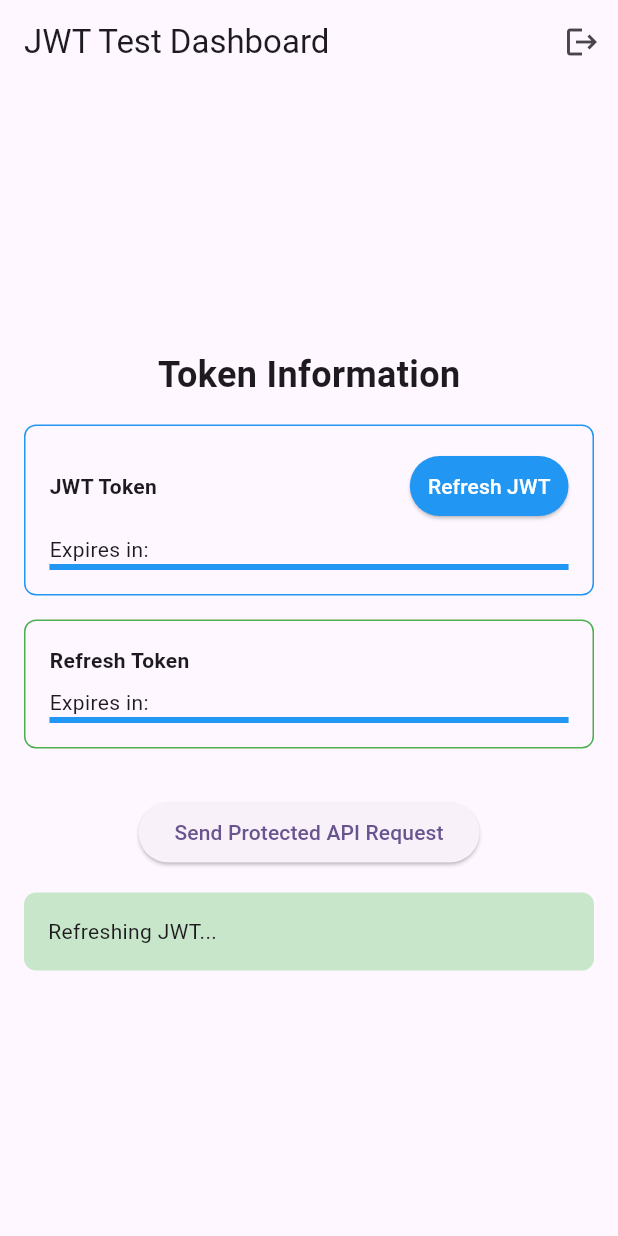
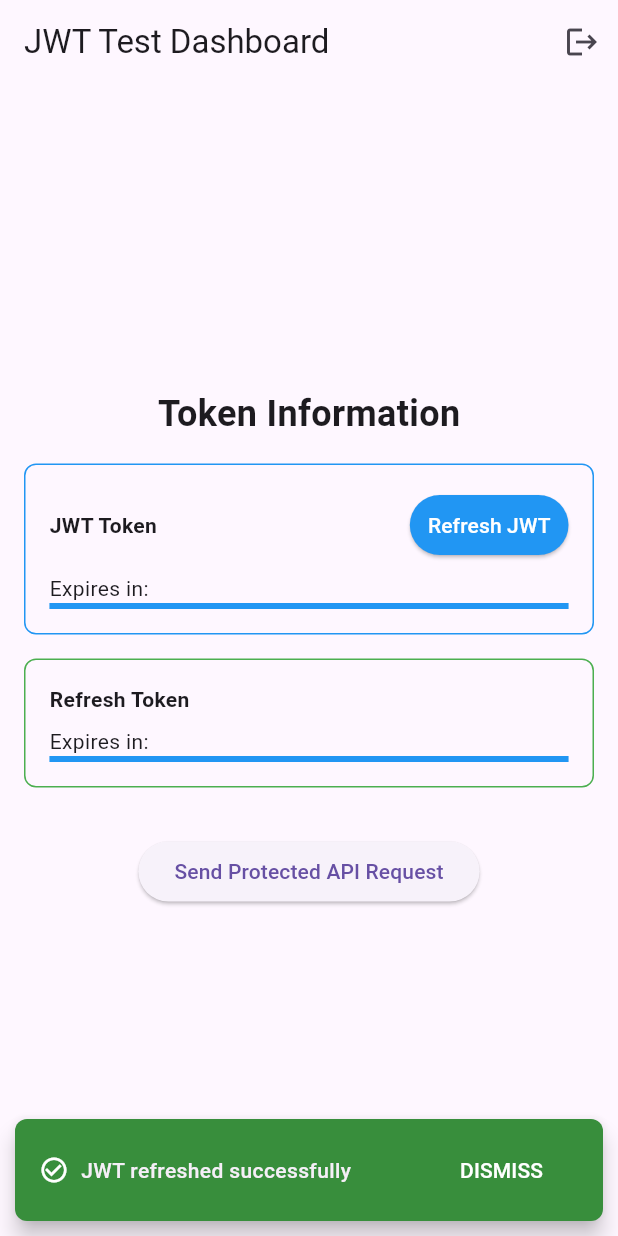
Before and after one commit to noctisbeta/dartstack_auth_template, a Flutter app: the DashboardView screen opened by its route, after a tap on "Refresh JWT", on a phone screen of 412 x 824 dp. Run offline on Flutter 3.47's test engine with Material 3 defaults, Android fonts, the phone set to English and light mode, and no system bars; our stand-ins replace dio, equatable, flutter_bloc, flutter_secure_storage, go_router, logger; accounts and stored records are empty; network calls fail; project files that could hold a hidden picture were left out.

Commit message:
snackbar updates and jwt refresh update

```diff
--- a/client/lib/authentication/controllers/auth_bloc.dart
+++ b/client/lib/authentication/controllers/auth_bloc.dart
@@ -27,6 +27,7 @@ class AuthBloc extends Bloc<AuthEvent, AuthState> {
           event,
           emit,
         ), // Add this handler
+        AuthEventRefreshToken() => await refreshToken(event, emit),
       },
     );
 
@@ -108,9 +109,21 @@ class AuthBloc extends Bloc<AuthEvent, AuthState> {
     }
   }
 
+  // Add this method to handle refreshing the token
+  Future<void> refreshToken(
+    AuthEventRefreshToken event,
+    Emitter<AuthState> emit,
+  ) async {
+    try {
+      await _authRepository.refreshJWToken();
+    } on Exception catch (e) {
+      LOG.e('Error refreshing token: $e');
+      add(const AuthEventTokenExpired());
+    }
+  }
+
   @override
   Future<void> close() {
-    // Clean up timer when bloc is closed
     _tokenMonitorTimer?.cancel();
     return super.close();
   }
--- a/client/lib/authentication/models/auth_event.dart
+++ b/client/lib/authentication/models/auth_event.dart
@@ -51,3 +51,12 @@ final class AuthEventTokenExpired extends AuthEvent {
   @override
   List<Object?> get props => [];
 }
+
+// Add this new event class
+@immutable
+final class AuthEventRefreshToken extends AuthEvent {
+  const AuthEventRefreshToken();
+
+  @override
+  List<Object?> get props => [];
+}
--- /dev/null
+++ b/client/lib/common/widgets/my_snackbar.dart
@@ -0,0 +1,168 @@
+import 'package:flutter/material.dart';
+
+/// Type of SnackBar to show
+enum SnackBarType {
+  /// Success message (green)
+  success,
+
+  /// Error message (red)
+  error,
+
+  /// Info message (blue)
+  info,
+
+  /// Warning message (amber)
+  warning,
+}
+
+/// Utility class for showing consistently styled SnackBars across the app
+class MySnackBar {
+  /// Private constructor to prevent instantiation
+  MySnackBar._();
+
+  /// Shows a snackbar with consistent styling
+  static void show({
+    required BuildContext context,
+    required String message,
+    SnackBarType type = SnackBarType.info,
+    Duration duration = const Duration(seconds: 4),
+  }) {
+    final bool isDesktop = MediaQuery.of(context).size.width > 600;
+
+    // Clear any existing snackbars first
+    ScaffoldMessenger.of(context).clearSnackBars();
+
+    // For desktop, use a different approach without width
+    if (isDesktop) {
+      // Show the new snackbar
+      ScaffoldMessenger.of(context).showSnackBar(
+        SnackBar(
+          content: Row(
+            mainAxisSize: MainAxisSize.min,
+            children: [
+              _getIconForType(type),
+              const SizedBox(width: 8),
+              Flexible(
+                child: Text(
+                  message,
+                  style: const TextStyle(
+                    fontSize: 14,
+                    fontWeight: FontWeight.w500,
+                  ),
+                ),
+              ),
+            ],
+          ),
+          backgroundColor: _getBackgroundColorForType(type),
+          behavior: SnackBarBehavior.floating,
+          shape: RoundedRectangleBorder(borderRadius: BorderRadius.circular(8)),
+          margin: EdgeInsets.symmetric(
+            horizontal: MediaQuery.of(context).size.width * 0.3,
+            vertical: 16,
+          ),
+          padding: const EdgeInsets.symmetric(horizontal: 16, vertical: 10),
+          duration: duration,
+          dismissDirection: DismissDirection.horizontal,
+          action: SnackBarAction(
+            label: 'DISMISS',
+            textColor: Colors.white,
+            onPressed: () {
+              ScaffoldMessenger.of(context).hideCurrentSnackBar();
+            },
+          ),
+        ),
+      );
+    } else {
+      // Mobile version
+      ScaffoldMessenger.of(context).showSnackBar(
+        SnackBar(
+          content: Row(
+            children: [
+              _getIconForType(type),
+              const SizedBox(width: 8),
+              Expanded(
+                child: Text(
+                  message,
+                  style: const TextStyle(
+                    fontSize: 14,
+                    fontWeight: FontWeight.w500,
+                  ),
+                ),
+              ),
+            ],
+          ),
+          backgroundColor: _getBackgroundColorForType(type),
+          behavior: SnackBarBehavior.floating,
+          shape: RoundedRectangleBorder(borderRadius: BorderRadius.circular(8)),
+          margin: const EdgeInsets.all(10),
+          padding: const EdgeInsets.symmetric(horizontal: 16, vertical: 10),
+          duration: duration,
+          dismissDirection: DismissDirection.horizontal,
+          action: SnackBarAction(
+            label: 'DISMISS',
+            textColor: Colors.white,
+            onPressed: () {
+              ScaffoldMessenger.of(context).hideCurrentSnackBar();
+            },
+          ),
+        ),
+      );
+    }
+  }
+
+  /// Shows a success snackbar
+  static void showSuccess(BuildContext context, String message) {
+    show(context: context, message: message, type: SnackBarType.success);
+  }
+
+  /// Shows an error snackbar
+  static void showError(BuildContext context, String message) {
+    show(context: context, message: message, type: SnackBarType.error);
+  }
+
+  /// Shows an info snackbar
+  static void showInfo(BuildContext context, String message) {
+    show(context: context, message: message);
+  }
+
+  /// Shows a warning snackbar
+  static void showWarning(BuildContext context, String message) {
+    show(context: context, message: message, type: SnackBarType.warning);
+  }
+
+  /// Get the appropriate icon for the snackbar type
+  static Widget _getIconForType(SnackBarType type) {
+    switch (type) {
+      case SnackBarType.success:
+        return const Icon(
+          Icons.check_circle_outline,
+          color: Colors.white,
+          size: 20,
+        );
+      case SnackBarType.error:
+        return const Icon(Icons.error_outline, color: Colors.white, size: 20);
+      case SnackBarType.warning:
+        return const Icon(
+          Icons.warning_amber_outlined,
+          color: Colors.white,
+          size: 20,
+        );
+      case SnackBarType.info:
+        return const Icon(Icons.info_outline, color: Colors.white, size: 20);
+    }
+  }
+
+  /// Get the appropriate background color for the snackbar type
+  static Color _getBackgroundColorForType(SnackBarType type) {
+    switch (type) {
+      case SnackBarType.success:
+        return Colors.green.shade700;
+      case SnackBarType.error:
+        return Colors.red.shade700;
+      case SnackBarType.warning:
+        return Colors.amber.shade700;
+      case SnackBarType.info:
+        return Colors.blue.shade700;
+    }
+  }
+}
--- a/client/lib/dashboard/views/dashboard_view.dart
+++ b/client/lib/dashboard/views/dashboard_view.dart
@@ -1,7 +1,9 @@
 import 'dart:async';
 
+import 'package:client/authentication/controllers/auth_bloc.dart';
+import 'package:client/authentication/models/auth_event.dart';
 import 'package:client/authentication/repositories/auth_repository.dart';
-import 'package:client/authentication/views/auth_view.dart'; // Add this import
+import 'package:client/common/widgets/my_snackbar.dart';
 import 'package:client/dio_wrapper/dio_wrapper.dart';
 import 'package:common/auth/tokens/jwtoken.dart';
 import 'package:common/auth/tokens/refresh_token.dart';
@@ -121,6 +123,14 @@ class _DashboardViewState extends State<DashboardView>
       _requestResult = 'Loading...';
     });
 
+    void showSnack(String message, {bool isError = false}) {
+      if (isError) {
+        MySnackBar.showError(context, message);
+      } else {
+        MySnackBar.showInfo(context, message);
+      }
+    }
+
     try {
       final DioWrapper dio = context.read<DioWrapper>();
       final Response response = await dio.get('/api/protected-resource');
@@ -128,10 +138,14 @@ class _DashboardViewState extends State<DashboardView>
       setState(() {
         _requestResult = 'Success: ${response.data}';
       });
+
+      showSnack('API request successful');
     } on Exception catch (e) {
       setState(() {
         _requestResult = 'Error: $e';
       });
+
+      showSnack('Failed to send API request', isError: true);
     }
   }
 
@@ -139,23 +153,15 @@ class _DashboardViewState extends State<DashboardView>
   Future<void> _refreshJwt() async {
     setState(() {
       _isRefreshing = true;
-      _requestResult = 'Refreshing JWT...';
     });
 
     try {
-      final AuthRepository authRepo = context.read<AuthRepository>();
-      await authRepo.refreshJWToken();
+      context.read<AuthBloc>().add(const AuthEventRefreshToken());
 
-      // Update token info immediately after refresh
-      await _updateTokenInfo();
-
-      setState(() {
-        _requestResult = 'JWT refreshed successfully!';
-      });
+      // Show success message
+      MySnackBar.showSuccess(context, 'JWT refreshed successfully');
     } on Exception catch (e) {
-      setState(() {
-        _requestResult = 'Error refreshing JWT: $e';
-      });
+      MySnackBar.showError(context, 'Failed to refresh JWT: $e');
     } finally {
       setState(() {
         _isRefreshing = false;
@@ -163,25 +169,8 @@ class _DashboardViewState extends State<DashboardView>
     }
   }
 
-  // Add a logout method
   Future<void> _logout() async {
-    try {
-      final AuthRepository authRepo = context.read<AuthRepository>();
-      await authRepo.logout();
-
-      // Navigate back to login screen
-      if (mounted) {
-        unawaited(
-          Navigator.of(context).pushReplacement(
-            MaterialPageRoute(builder: (context) => const AuthView()),
-          ),
-        );
-      }
-    } on Exception catch (e) {
-      setState(() {
-        _requestResult = 'Error logging out: $e';
-      });
-    }
+    context.read<AuthBloc>().add(const AuthEventLogout());
   }
 
   @override
@@ -190,7 +179,6 @@ class _DashboardViewState extends State<DashboardView>
       automaticallyImplyLeading: false,
       title: const Text('JWT Test Dashboard'),
       actions: [
-        // Add logout button to app bar
         IconButton(
           onPressed: _logout,
           icon: const Icon(Icons.logout),
@@ -307,7 +295,6 @@ class _DashboardViewState extends State<DashboardView>
                 ),
                 const SizedBox(height: 16),
 
-                // Request result
                 if (_requestResult.isNotEmpty)
                   Container(
                     width: double.infinity,
--- a/client/pubspec.yaml
+++ b/client/pubspec.yaml
@@ -38,6 +38,7 @@ dependencies:
     sdk: flutter
   flutter_bloc: ^9.1.0
   flutter_secure_storage: ^9.2.4
+  go_router: ^14.8.1
   image_gallery_saver: ^2.0.3
   meta: ^1.16.0
   path_provider: ^2.1.5
```
Also changed, not shown: client/lib/authentication/views/auth_view.dart (+7 -14 lines), client/lib/main.dart (+89 -43 lines), client/pubspec.lock.
